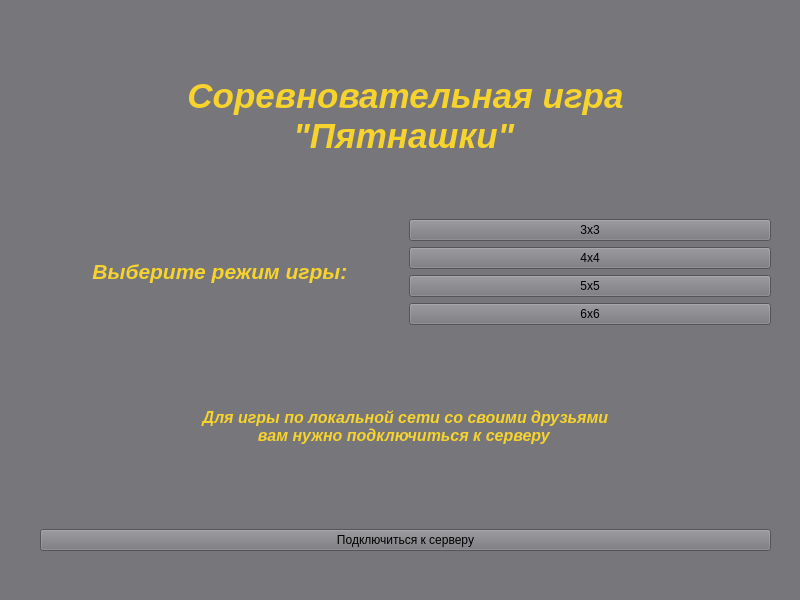
4rt3mio/Kursovaya, file 15-puzzle/mainwindow.ui: the form before one commit.
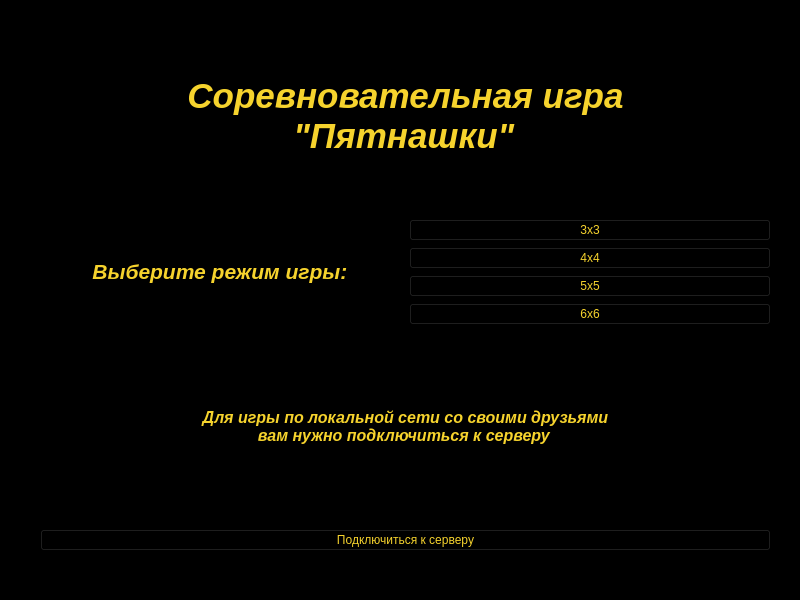
The form after the commit. Icons and pictures are not drawn.

Diff of the .ui file:
```diff
--- a/15-puzzle/mainwindow.ui
+++ b/15-puzzle/mainwindow.ui
@@ -14,10 +14,10 @@
    <string>MainWindow</string>
   </property>
   <property name="styleSheet">
-   <string notr="true">background-color: rgb(119, 118, 123);</string>
+   <string notr="true">background-color: rgb(0, 0, 0);</string>
   </property>
   <widget class="QWidget" name="centralwidget">
-   <widget class="QWidget" name="">
+   <widget class="QWidget" name="layoutWidget">
     <property name="geometry">
      <rect>
       <x>40</x>
@@ -47,6 +47,9 @@
         <layout class="QVBoxLayout" name="verticalLayout">
          <item>
           <widget class="QPushButton" name="bnt_select8">
+           <property name="styleSheet">
+            <string notr="true">color: rgb(246, 211, 45);</string>
+           </property>
            <property name="text">
             <string>3x3</string>
            </property>
@@ -57,6 +60,9 @@
          </item>
          <item>
           <widget class="QPushButton" name="bnt_select15">
+           <property name="styleSheet">
+            <string notr="true">color: rgb(246, 211, 45);</string>
+           </property>
            <property name="text">
             <string>4x4</string>
            </property>
@@ -67,6 +73,9 @@
          </item>
          <item>
           <widget class="QPushButton" name="bnt_select24">
+           <property name="styleSheet">
+            <string notr="true">color: rgb(246, 211, 45);</string>
+           </property>
            <property name="text">
             <string>5x5</string>
            </property>
@@ -77,6 +86,9 @@
          </item>
          <item>
           <widget class="QPushButton" name="bnt_select35">
+           <property name="styleSheet">
+            <string notr="true">color: rgb(246, 211, 45);</string>
+           </property>
            <property name="text">
             <string>6x6</string>
            </property>
@@ -98,6 +110,9 @@
      </item>
      <item>
       <widget class="QPushButton" name="bnt_connect_to_server">
+       <property name="styleSheet">
+        <string notr="true">color: rgb(246, 211, 45);</string>
+       </property>
        <property name="text">
         <string>Подключиться к серверу</string>
        </property>
```
